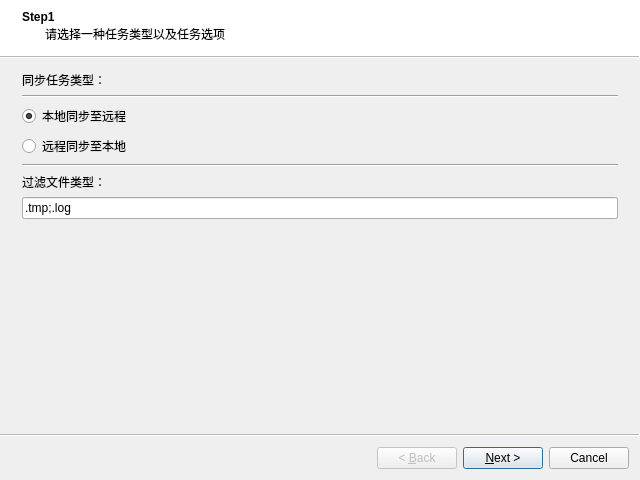
First picture: the form in code/rsyncgui/wizard_createtask.ui, repository HelloJdss/RsyncTool, before the edit.
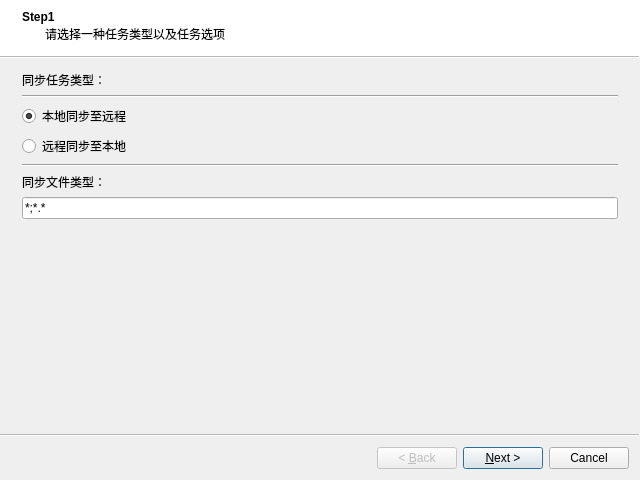
Second picture: the form after the edit.

Commit message: 实现本地端可视化选择目录和文件

What changed in the file:
```diff
--- a/code/rsyncgui/wizard_createtask.ui
+++ b/code/rsyncgui/wizard_createtask.ui
@@ -71,14 +71,14 @@
     <item>
      <widget class="QLabel" name="label_6">
       <property name="text">
-       <string>过滤文件类型：</string>
+       <string>同步文件类型：</string>
       </property>
      </widget>
     </item>
     <item>
      <widget class="QLineEdit" name="lineEdit_4">
       <property name="text">
-       <string>.tmp;.log</string>
+       <string>*;*.*</string>
       </property>
      </widget>
     </item>
```
Left out of the diff: 15 changed lines with no effect on the pictures. The commit also changes 12 other files.
